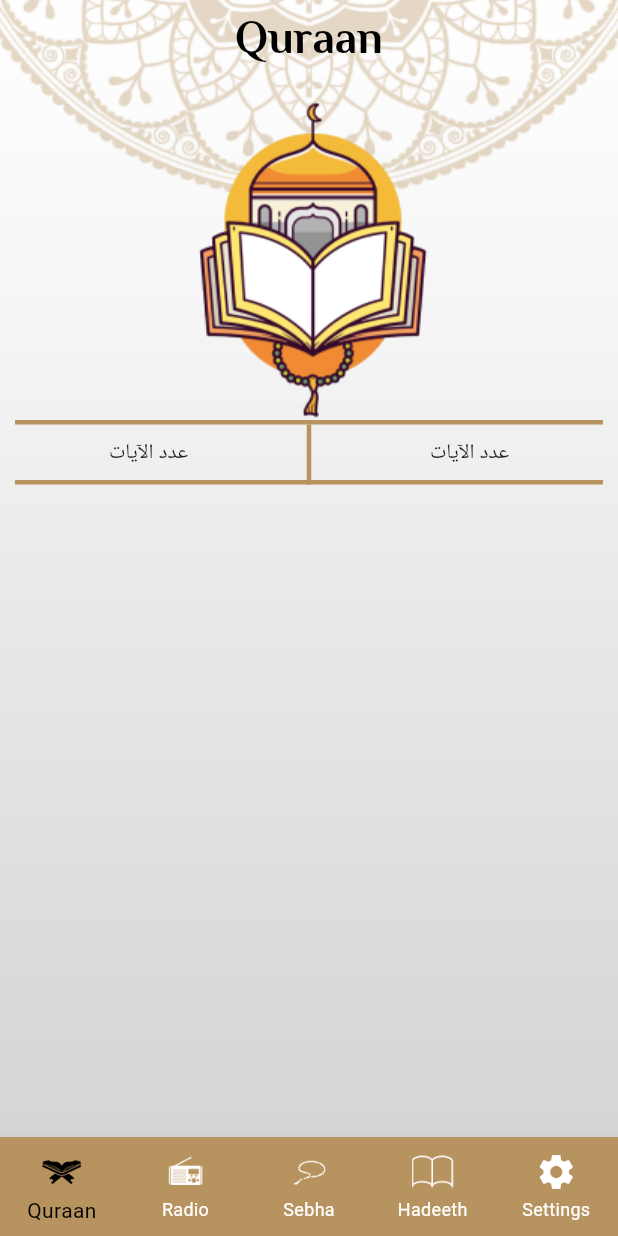
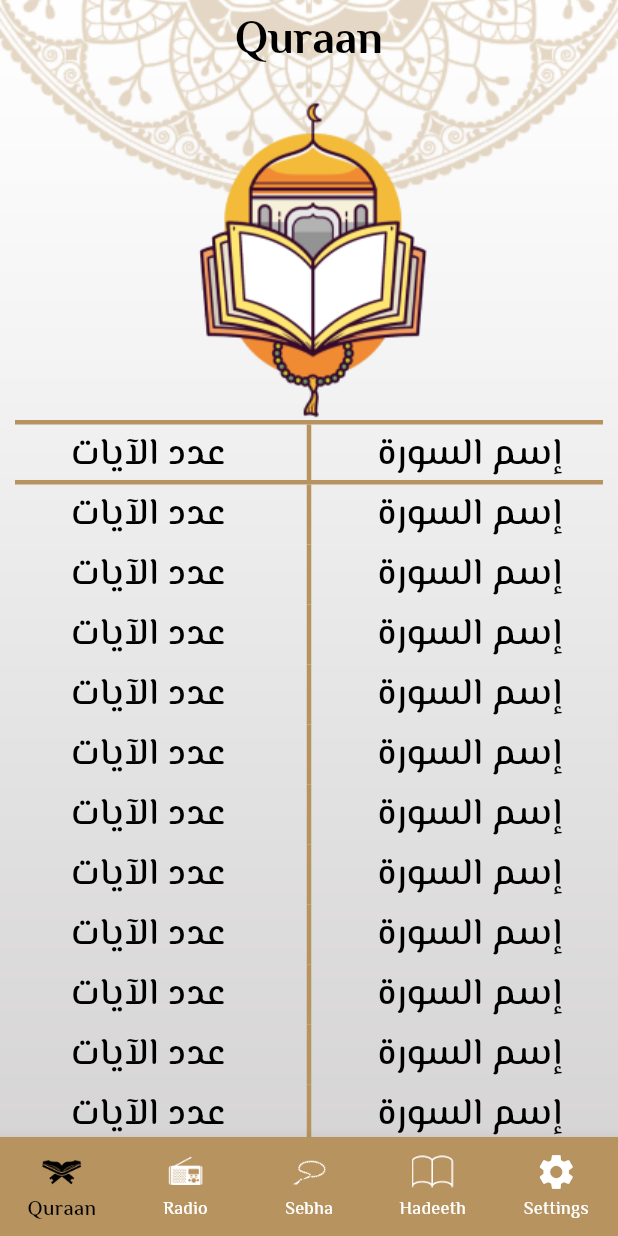
Before and after one commit to WidgetWiz/Flutter, a Flutter app: the screen it shows after launch, on a phone screen of 412 x 824 dp. Run offline on Flutter 3.47's test engine with Material 3 defaults, Android fonts, the phone set to English and light mode, and no system bars; our stand-ins replace google_fonts.

Commit message:
created sura table with dummy data

```diff
--- a/Islamic app/lib/core/theme/theme.dart
+++ b/Islamic app/lib/core/theme/theme.dart
@@ -3,7 +3,7 @@ import 'package:google_fonts/google_fonts.dart';
 
 class ApplicationTheme{
   static ThemeData lightTheme = ThemeData(
-    primaryColor: Color(0xFFB7935F),
+    primaryColor: const Color(0xFFB7935F),
       appBarTheme: AppBarTheme(
           elevation: 0.0,
           backgroundColor: Colors.transparent,
@@ -13,7 +13,7 @@ class ApplicationTheme{
             fontWeight: FontWeight.bold,
           )
       ),
-      bottomNavigationBarTheme: BottomNavigationBarThemeData(
+      bottomNavigationBarTheme:const BottomNavigationBarThemeData(
         backgroundColor: Color(0xFFB7935F),
         type: BottomNavigationBarType.fixed,
         selectedIconTheme: IconThemeData(
@@ -26,6 +26,28 @@ class ApplicationTheme{
           color: Colors.white,
         ),
         unselectedItemColor: Colors.white,
+      ),
+      textTheme: TextTheme(
+        titleLarge: GoogleFonts.elMessiri(
+          color: Colors.black,
+          fontSize: 30,
+          fontWeight: FontWeight.bold,
+        ),
+        bodyLarge: GoogleFonts.elMessiri(
+          color: Colors.black,
+          fontSize: 25,
+          fontWeight: FontWeight.bold,
+        ),
+        bodyMedium: GoogleFonts.elMessiri(
+          color: Colors.black,
+          fontSize: 25,
+          fontWeight: FontWeight.w500
+        ),
+        bodySmall: GoogleFonts.elMessiri(
+          color: Colors.black,
+          fontSize: 18,
+
+        ),
       ),
   );
   static ThemeData darkTheme = ThemeData(
--- /dev/null
+++ b/Islamic app/lib/modules/quraan/quraan_item.dart
@@ -0,0 +1,31 @@
+import 'package:flutter/material.dart';
+
+class QuraanItem extends StatelessWidget {
+  QuraanItem ({super.key});
+
+  @override
+  Widget build(BuildContext context) {
+    var theme = Theme.of(context);
+    return SizedBox(
+      height: 40,
+      child: Row(
+        children: [
+          Expanded(child: Text(
+            "عدد الآيات",
+            textAlign: TextAlign.center,
+            style: theme.textTheme.bodyMedium,
+          ),),
+          VerticalDivider(
+            color: theme.primaryColor,
+            thickness: 3,
+          ),
+          Expanded(child: Text(
+            "إسم السورة",
+            textAlign: TextAlign.center,
+            style: theme.textTheme.bodyMedium,
+          ),),
+        ],
+      ),
+    );
+  }
+}
--- a/Islamic app/lib/modules/quraan/quraan_view.dart
+++ b/Islamic app/lib/modules/quraan/quraan_view.dart
@@ -1,5 +1,6 @@
 import 'package:flutter/cupertino.dart';
 import 'package:flutter/material.dart';
+import 'package:islamic_app/modules/quraan/quraan_item.dart';
 
 class QuraanView extends StatelessWidget {
   const QuraanView({super.key});
@@ -21,16 +22,23 @@ class QuraanView extends StatelessWidget {
           height: 40,
           child: Row(
               children: [
-                Expanded(child: Text("عدد الآيات", textAlign: TextAlign.center),),
+                Expanded(child: Text(
+                    "عدد الآيات",
+                    textAlign: TextAlign.center,
+                    style: theme.textTheme.bodyMedium,
+                ),),
                 VerticalDivider(
                   color: theme.primaryColor,
                   thickness: 3,
                 ),
-                Expanded(child: Text("عدد الآيات", textAlign: TextAlign.center),),
+                Expanded(child: Text(
+                    "إسم السورة",
+                    textAlign: TextAlign.center,
+                    style: theme.textTheme.bodyMedium,
+                ),),
               ],
             ),
         ),
-
         Divider(
           thickness: 3,
           color: theme.primaryColor,
@@ -38,6 +46,9 @@ class QuraanView extends StatelessWidget {
           endIndent: 10,
           height: 0,
         ),
+        Expanded(
+            child: ListView.builder(
+              itemBuilder: (context, index) => QuraanItem(), itemCount: 40,)),
       ],
     );
   }
```
